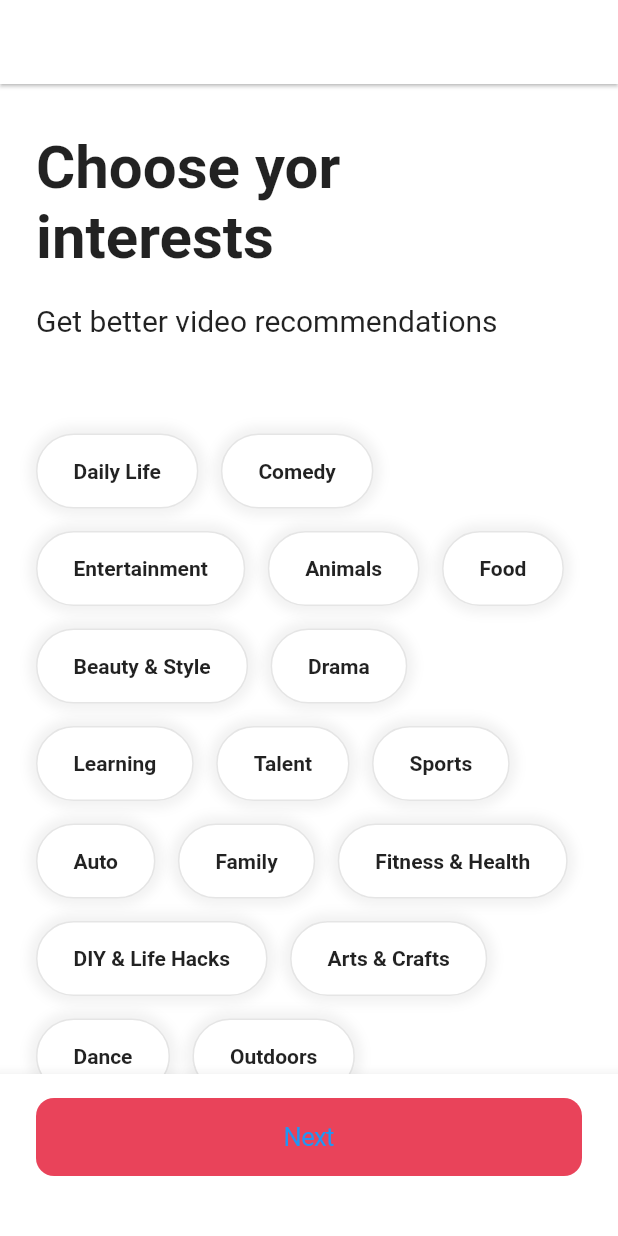
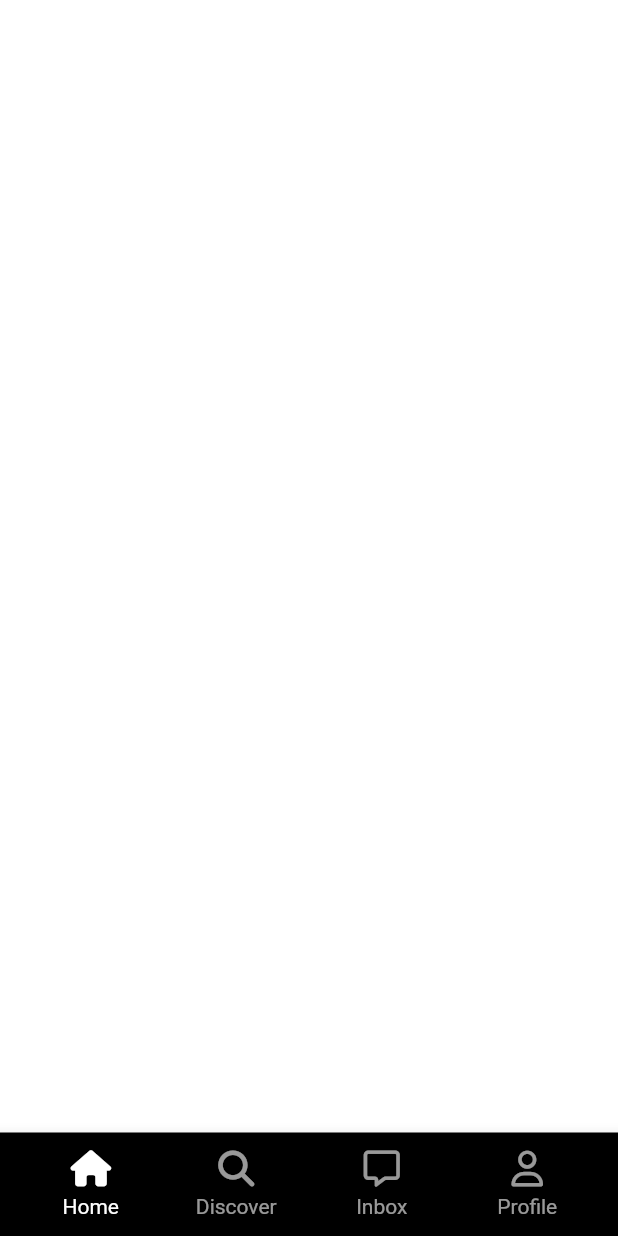
Before and after one commit to flow2lime/tiktok-app, a Flutter app: the screen it shows after launch, on a phone screen of 412 x 824 dp. Run offline on Flutter 3.47's test engine with Material 2 defaults, Android fonts, the phone set to English and light mode, and no system bars; our stand-ins replace font_awesome_flutter.

Commit message:
[feat] added main mottom nav bar

```diff
--- a/lib/features/authentication/birthday_screen.dart
+++ b/lib/features/authentication/birthday_screen.dart
@@ -32,10 +32,11 @@ class _BirthdayScreenState extends State<BirthdayScreen> {
   }
 
   void _onNextTap() {
-    Navigator.of(context).push(
+    Navigator.of(context).pushAndRemoveUntil(
       MaterialPageRoute(
         builder: (context) => const InterestsScreen(),
       ),
+      (route) => false,
     );
   }
 
--- a/lib/features/authentication/login_form_screen.dart
+++ b/lib/features/authentication/login_form_screen.dart
@@ -25,10 +25,11 @@ class _LoginFormScreenState extends State<LoginFormScreen> {
       if (_formKey.currentState!.validate()) {
         _formKey.currentState!.save();
 
-        Navigator.of(context).push(
+        Navigator.of(context).pushAndRemoveUntil(
           MaterialPageRoute(
             builder: (context) => const InterestsScreen(),
           ),
+          (route) => false,
         );
       }
     }
--- /dev/null
+++ b/lib/features/main_navigation/main_navigation_screen.dart
@@ -0,0 +1,80 @@
+import 'package:flutter/material.dart';
+import 'package:font_awesome_flutter/font_awesome_flutter.dart';
+import 'package:tiktok_app/constants/sizes.dart';
+import 'package:tiktok_app/features/main_navigation/widgets/nav_tab.dart';
+
+class MainNavigationScreen extends StatefulWidget {
+  const MainNavigationScreen({super.key});
+
+  @override
+  State<MainNavigationScreen> createState() => _MainNavigationScreenState();
+}
+
+class _MainNavigationScreenState extends State<MainNavigationScreen> {
+  int _selectedIndex = 0;
+
+  final screens = [
+    const Center(
+      child: Text('Home'),
+    ),
+    const Center(
+      child: Text('Search'),
+    ),
+    const Center(
+      child: Text('Home'),
+    ),
+    const Center(
+      child: Text('Search'),
+    ),
+    const Center(
+      child: Text('Home'),
+    ),
+  ];
+
+  void _onTap(int index) {
+    setState(() {
+      _selectedIndex = index;
+    });
+  }
+
+  @override
+  Widget build(BuildContext context) {
+    return Scaffold(
+      bottomNavigationBar: BottomAppBar(
+        color: Colors.black,
+        child: Padding(
+          padding: const EdgeInsets.all(Sizes.size12),
+          child: Row(
+            mainAxisAlignment: MainAxisAlignment.spaceBetween,
+            children: [
+              NavTab(
+                text: 'Home',
+                isSelected: _selectedIndex == 0,
+                icon: FontAwesomeIcons.house,
+                onTap: () => _onTap(0),
+              ),
+              NavTab(
+                text: 'Discover',
+                isSelected: _selectedIndex == 1,
+                icon: FontAwesomeIcons.magnifyingGlass,
+                onTap: () => _onTap(1),
+              ),
+              NavTab(
+                text: 'Inbox',
+                isSelected: _selectedIndex == 3,
+                icon: FontAwesomeIcons.message,
+                onTap: () => _onTap(3),
+              ),
+              NavTab(
+                text: 'Profile',
+                isSelected: _selectedIndex == 4,
+                icon: FontAwesomeIcons.user,
+                onTap: () => _onTap(4),
+              )
+            ],
+          ),
+        ),
+      ),
+    );
+  }
+}
--- /dev/null
+++ b/lib/features/main_navigation/widgets/nav_tab.dart
@@ -0,0 +1,50 @@
+import 'package:flutter/material.dart';
+import 'package:font_awesome_flutter/font_awesome_flutter.dart';
+
+import '../../../constants/gaps.dart';
+
+class NavTab extends StatelessWidget {
+  const NavTab(
+      {super.key,
+      required this.text,
+      required this.isSelected,
+      required this.icon,
+      required this.onTap});
+
+  final String text;
+  final bool isSelected;
+  final IconData icon;
+  final Function onTap;
+
+  @override
+  Widget build(BuildContext context) {
+    return Expanded(
+      child: GestureDetector(
+        onTap: () => onTap(),
+        child: Container(
+          color: Colors.black,
+          child: AnimatedOpacity(
+            opacity: isSelected ? 1 : 0.6,
+            duration: const Duration(milliseconds: 170),
+            child: Column(
+              mainAxisSize: MainAxisSize.min,
+              children: [
+                FaIcon(
+                  icon,
+                  color: Colors.white,
+                ),
+                Gaps.v5,
+                Text(
+                  text,
+                  style: const TextStyle(
+                    color: Colors.white,
+                  ),
+                ),
+              ],
+            ),
+          ),
+        ),
+      ),
+    );
+  }
+}
--- a/lib/features/onboarding/interests_screen.dart
+++ b/lib/features/onboarding/interests_screen.dart
@@ -101,7 +101,7 @@ class _InterestsScreenState extends State<InterestsScreen> {
         title: AnimatedOpacity(
           opacity: _showTitle ? 1 : 0,
           duration: const Duration(milliseconds: 300),
-          child: const Text('Choose yor interests'),
+          child: const Text('Choose your interests'),
         ),
       ),
       body: Scrollbar(
--- a/lib/features/onboarding/tutorial_screen.dart
+++ b/lib/features/onboarding/tutorial_screen.dart
@@ -1,5 +1,6 @@
 import 'package:flutter/cupertino.dart';
 import 'package:flutter/material.dart';
+import 'package:tiktok_app/features/main_navigation/main_navigation_screen.dart';
 
 import '../../constants/gaps.dart';
 import '../../constants/sizes.dart';
@@ -33,6 +34,12 @@ class _TutorialScreenState extends State<TutorialScreen> {
         : _showingPage = Page.first;
 
     setState(() {});
+  }
+
+  void _onEnterAppTap() {
+    Navigator.of(context).pushAndRemoveUntil(
+        MaterialPageRoute(builder: (context) => const MainNavigationScreen()),
+        (route) => false);
   }
 
   @override
@@ -104,7 +111,7 @@ class _TutorialScreenState extends State<TutorialScreen> {
             duration: const Duration(milliseconds: 300),
             opacity: _showingPage == Page.first ? 0 : 1,
             child: CupertinoButton(
-              onPressed: () {},
+              onPressed: _onEnterAppTap,
               color: Theme.of(context).primaryColor,
               child: const Text('Start'),
             ),
--- a/lib/main.dart
+++ b/lib/main.dart
@@ -1,5 +1,5 @@
 import 'package:flutter/material.dart';
-import 'package:tiktok_app/features/onboarding/interests_screen.dart';
+import 'package:tiktok_app/features/main_navigation/main_navigation_screen.dart';
 
 import 'constants/sizes.dart';
 
@@ -30,7 +30,7 @@ class TickTokApp extends StatelessWidget {
         ),
       ),
       // home: const SignUpScreen(),
-      home: const InterestsScreen(),
+      home: const MainNavigationScreen(),
     );
   }
 }
```
